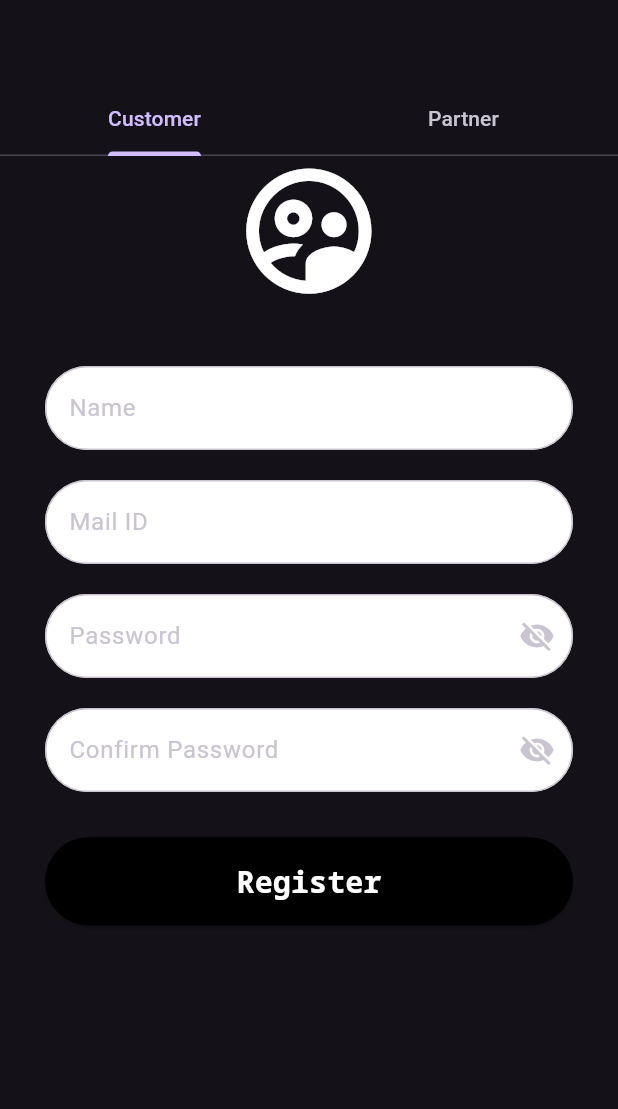
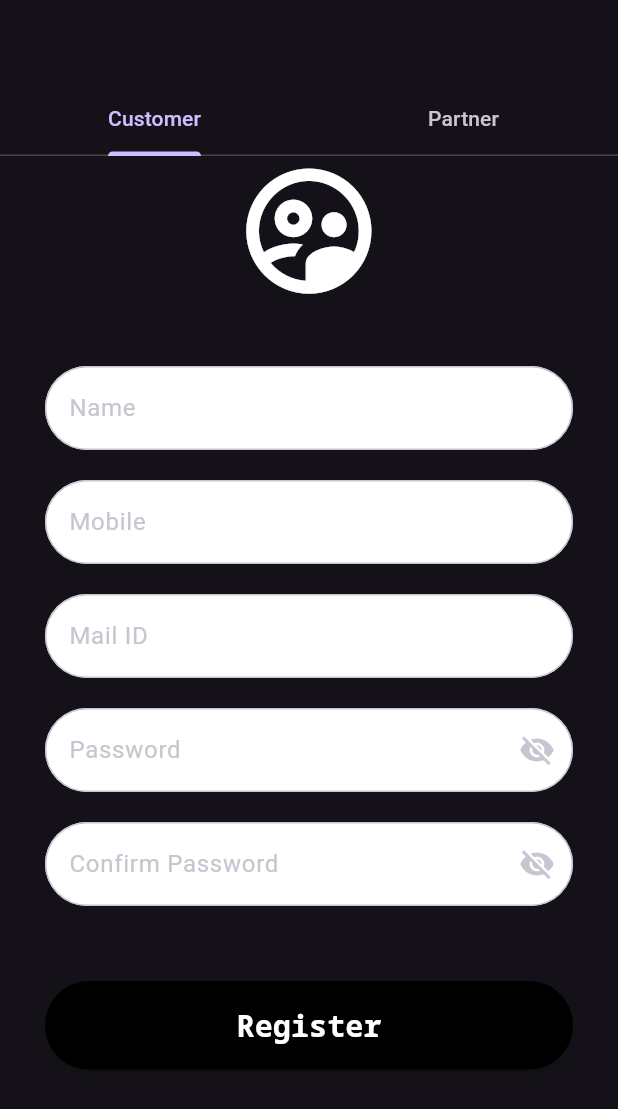
Before and after one commit to AKDR007/Rikshaw, a Flutter app: the RegisterPage screen opened directly, after a tap on "Register", on a phone screen of 412 x 824 dp. Shown: the top 1109 px of the screen. Run offline on Flutter 3.47's test engine with Material 3 defaults, Android fonts, the phone set to English and light mode, and no system bars; our stand-ins replace google_fonts.

Commit message:
Updated Register Page

```diff
--- a/lib/Register.dart
+++ b/lib/Register.dart
@@ -38,10 +38,11 @@ class _RegisterPageState extends State<RegisterPage>
     });
   }
 
-  final TextEditingController _Name = TextEditingController();
+  final TextEditingController _name = TextEditingController();
   final TextEditingController _mail = TextEditingController();
   final TextEditingController _pwd = TextEditingController();
-  final TextEditingController _Cpwd = TextEditingController();
+  final TextEditingController _cpwd = TextEditingController();
+  final TextEditingController _mobCont = TextEditingController();
 
   @override
   Widget build(BuildContext context) {
@@ -72,15 +73,11 @@ class _RegisterPageState extends State<RegisterPage>
                   ),
 
                   const SizedBox(height: 40),
-                  // SingleChildScrollView(
-                  //   scrollDirection: Axis.vertical,
-                  //   padding: const EdgeInsets.all(25),
-                  //   child:
                   Column(
                     children: [
                       // Username Field
                       TextField(
-                        controller: _Name,
+                        controller: _name,
                         decoration: InputDecoration(
                           labelText: 'Name',
                           filled: true,
@@ -91,7 +88,18 @@ class _RegisterPageState extends State<RegisterPage>
                         ),
                       ),
                       const SizedBox(height: 20),
-
+                      TextField(
+                        controller: _mobCont,
+                        decoration: InputDecoration(
+                            labelText: "Mobile",
+                            filled: true,
+                            fillColor: Colors.white,
+                            border: OutlineInputBorder(
+                                borderRadius: BorderRadius.circular(30))),
+                      ),
+                      const SizedBox(
+                        height: 20,
+                      ),
                       // Email Field
                       TextField(
                         controller: _mail,
@@ -130,7 +138,7 @@ class _RegisterPageState extends State<RegisterPage>
 
                       // Confirm Password Field
                       TextField(
-                        controller: _Cpwd,
+                        controller: _cpwd,
                         obscureText: _obscureText,
                         decoration: InputDecoration(
                           labelText: 'Confirm Password',
@@ -151,7 +159,10 @@ class _RegisterPageState extends State<RegisterPage>
                       ),
                     ],
                   ),
-                  // ),
+
+                  const SizedBox(
+                    height: 20,
+                  ),
 
                   const SizedBox(height: 30),
 
@@ -159,12 +170,7 @@ class _RegisterPageState extends State<RegisterPage>
                   SizedBox(
                     width: double.infinity,
                     child: ElevatedButton(
-                      onPressed: () {
-                        print(_Name.text);
-                        print(_mail.text);
-                        print(_pwd.text);
-                        print(_Cpwd.text);
-                      },
+                      onPressed: () {},
                       style: ElevatedButton.styleFrom(
                         backgroundColor: Colors.black,
                         shape: RoundedRectangleBorder(
@@ -185,8 +191,24 @@ class _RegisterPageState extends State<RegisterPage>
           // Register Tab
 
           // Login Tab
-          Center(
-            child: Text('Login Page Content Here'),
+          const Center(
+            child: Column(
+              children: [
+                SizedBox(
+                  height: 40,
+                ),
+                SingleChildScrollView(
+                  child: Column(
+                    children: [
+                      Icon(
+                        Icons.supervised_user_circle_outlined,
+                        size: 100,
+                      )
+                    ],
+                  ),
+                )
+              ],
+            ),
           ),
         ],
       ),
```
